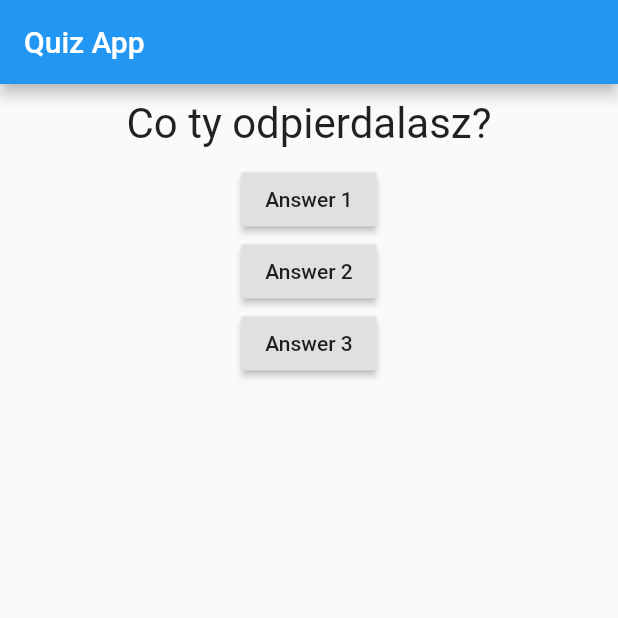
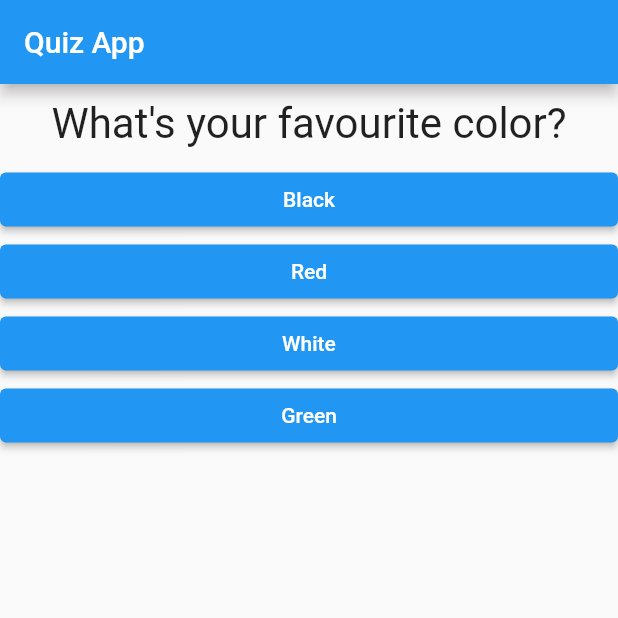
Before and after one commit to Sodment/fluttter_quiz_app, a Flutter app: the screen it shows after launch, on a phone screen of 412 x 824 dp, the top half of it. Run offline on Flutter 3.47's test engine with Material 2 defaults, Android fonts, the phone set to English and light mode, and no system bars.

Commit message:
Add simple buttons

```diff
--- /dev/null
+++ b/lib/answer.dart
@@ -0,0 +1,21 @@
+import 'package:flutter/material.dart';
+
+class Answer extends StatelessWidget {
+  final VoidCallback selectHandler;
+  final String answer;
+  Answer(this.selectHandler, this.answer);
+
+  @override
+  Widget build(BuildContext context) {
+    return Container(
+      width: double.infinity,
+      child: ElevatedButton(
+        style: ButtonStyle(
+          backgroundColor: MaterialStateProperty.all(Colors.blue),
+        ),
+        onPressed: selectHandler,
+        child: Text(answer),
+      ),
+    );
+  }
+}
--- a/lib/main.dart
+++ b/lib/main.dart
@@ -1,5 +1,6 @@
 import 'package:flutter/material.dart';
 import './question.dart';
+import './answer.dart';
 
 void main() => runApp(MyApp());
 
@@ -22,8 +23,33 @@ class _MyAppState extends State<MyApp> {
   @override
   Widget build(BuildContext context) {
     var questions = [
-      'Co ty odpierdalasz?',
-      "whast your fav animal?",
+      {
+        'questionText': 'What\'s your favourite color?',
+        'answers': [
+          'Black',
+          'Red',
+          'White',
+          'Green',
+        ],
+      },
+      {
+        'questionText': 'What\'s your favourite animal?',
+        'answers': [
+          'Dog',
+          'Cat',
+          'Hamster',
+          'Bird',
+        ],
+      },
+      {
+        'questionText': 'What\'s your favorite italian dish?',
+        'answers': [
+          'Spaghetti',
+          'Lasagna',
+          'Pizza',
+          'Italian sticks',
+        ],
+      },
     ];
     return MaterialApp(
       home: Scaffold(
@@ -32,19 +58,10 @@ class _MyAppState extends State<MyApp> {
         ),
         body: Column(
           children: <Widget>[
-            Question(questions[_questionIndex]),
-            RaisedButton(
-              onPressed: _answerQuestion,
-              child: Text("Answer 1"),
-            ),
-            RaisedButton(
-              onPressed: _answerQuestion,
-              child: Text("Answer 2"),
-            ),
-            RaisedButton(
-              onPressed: _answerQuestion,
-              child: Text("Answer 3"),
-            ),
+            Question(questions[_questionIndex]['questionText'].toString()),
+            for (var answer
+                in (questions[_questionIndex]['answers'] as List<String>))
+              Answer(_answerQuestion, answer),
           ],
         ),
       ),
```
